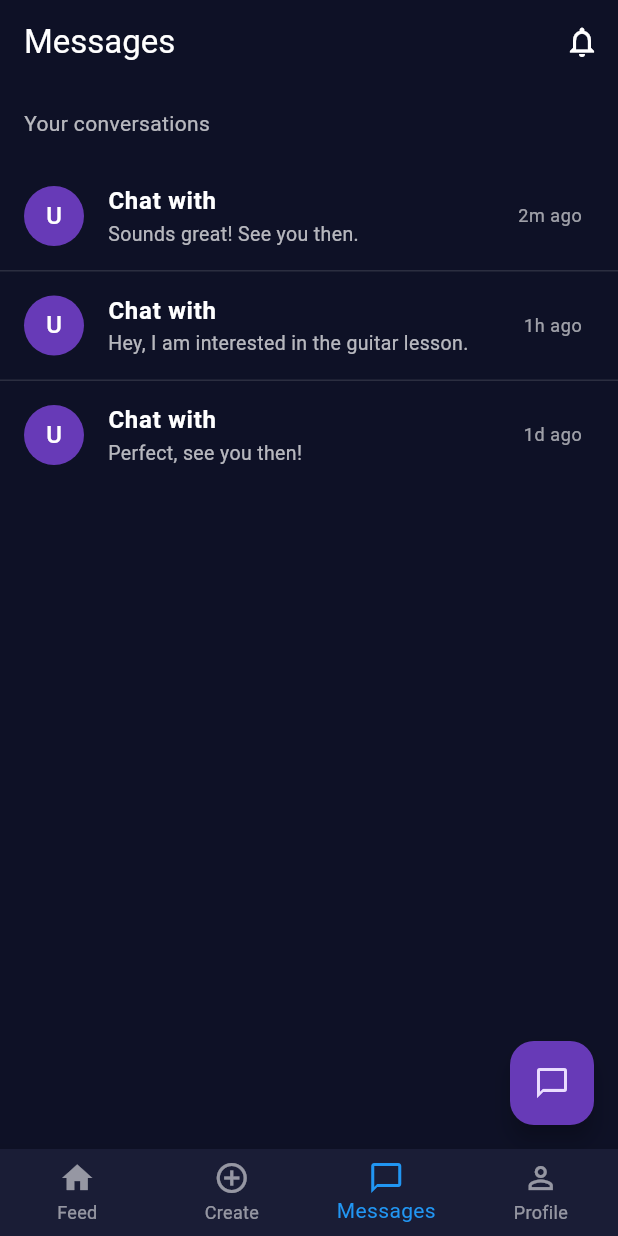
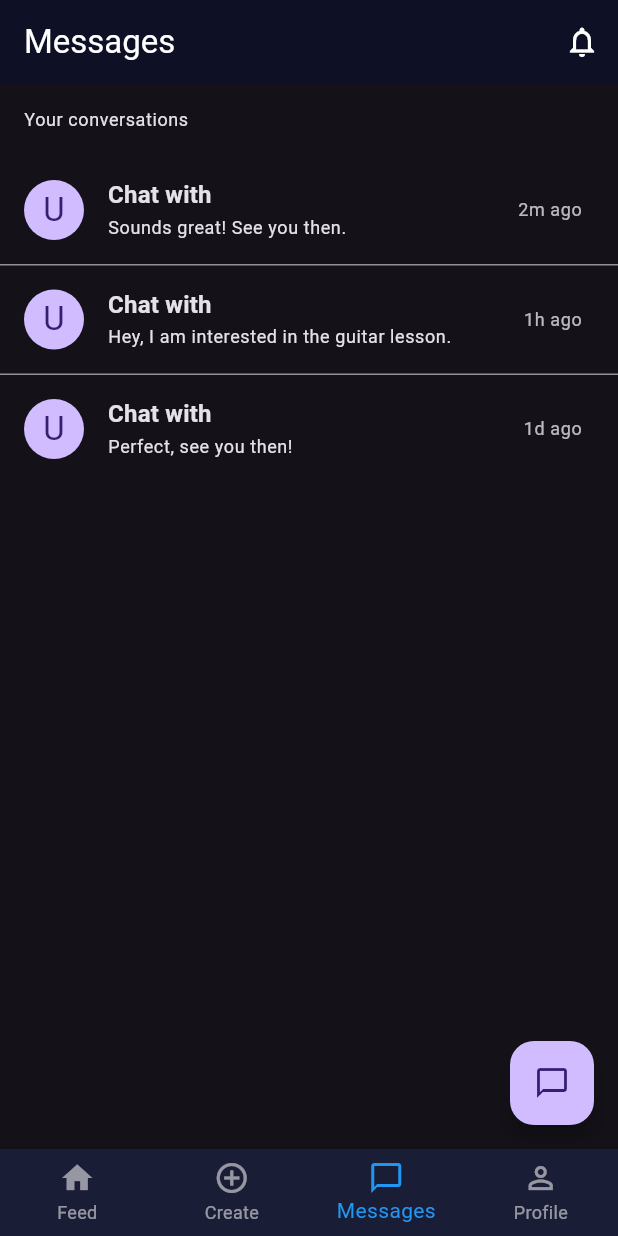
Before and after one commit to muhammedp07/gr07-skillswap-fall-2025, a Flutter app: the screen it shows once a user with an empty profile is signed in, item 3 of the bottom bar chosen, on a phone screen of 412 x 824 dp. Run offline on Flutter 3.47's test engine with Material 3 defaults, Android fonts, the phone set to English and light mode, and no system bars; our stand-ins replace cloud_firestore, firebase_auth, firebase_core, firebase_messaging, firebase_storage, flutter_local_notifications and 1 more; missing offline and left inert: zego_uikit_prebuilt_call; accounts and stored records are empty.

```diff
--- a/lib/models/chat_models.dart
+++ b/lib/models/chat_models.dart
@@ -79,6 +79,8 @@ class ChatMessage {
   final String? imageUrl;
   final DateTime createdAt;
   final List<String> readBy;
+  final String? attachmentUrl; // Add this
+  final String? attachmentType; // 'image', 'file', or null
 
   ChatMessage({
     required this.id,
@@ -88,6 +90,8 @@ class ChatMessage {
     this.imageUrl,
     required this.createdAt,
     required this.readBy,
+    this.attachmentUrl,
+    this.attachmentType,
   });
 
   factory ChatMessage.fromMap(String id, Map<String, dynamic> map) {
@@ -110,6 +114,8 @@ class ChatMessage {
       imageUrl: map['imageUrl'],
       createdAt: createdAt,
       readBy: List<String>.from(map['readBy'] ?? const []),
+      attachmentUrl: map['attachmentUrl'],
+      attachmentType: map['attachmentType'],
     );
   }
 
@@ -121,6 +127,8 @@ class ChatMessage {
       'imageUrl': imageUrl,
       'createdAt': Timestamp.fromDate(createdAt),
       'readBy': readBy,
+      'attachmentUrl': attachmentUrl,
+      'attachmentType': attachmentType,
     };
   }
 }
--- a/lib/screens/chat/chat_list_screen.dart
+++ b/lib/screens/chat/chat_list_screen.dart
@@ -28,16 +28,17 @@ class ChatListScreen extends StatelessWidget {
     final currentUserId = user?.uid ?? dummyCurrentUserId;
     final userService = UserService();
 
+    final theme = Theme.of(context);
     return Scaffold(
-      backgroundColor: const Color(0xFF0E1126),
+      backgroundColor: theme.scaffoldBackgroundColor,
       body: Column(
         crossAxisAlignment: CrossAxisAlignment.start,
         children: [
-          const Padding(
-            padding: EdgeInsets.fromLTRB(16, 16, 16, 8),
+          Padding(
+            padding: const EdgeInsets.fromLTRB(16, 16, 16, 8),
             child: Text(
               'Your conversations',
-              style: TextStyle(color: Colors.white70, fontSize: 14),
+              style: theme.textTheme.bodySmall,
             ),
           ),
           const SizedBox(height: 8),
@@ -52,7 +53,7 @@ class ChatListScreen extends StatelessWidget {
                       padding: const EdgeInsets.all(16),
                       child: Text(
                         'Error loading messages:\n${snapshot.error}',
-                        style: const TextStyle(color: Colors.redAccent),
+                        style: theme.textTheme.bodyMedium?.copyWith(color: theme.colorScheme.error),
                         textAlign: TextAlign.center,
                       ),
                     ),
@@ -70,10 +71,10 @@ class ChatListScreen extends StatelessWidget {
                     : dummyChats;
 
                 if (chats.isEmpty) {
-                  return const Center(
+                  return Center(
                     child: Text(
                       "No conversations yet.\nTap Message on a SkillSwap post to start one!",
-                      style: TextStyle(color: Colors.white70),
+                      style: theme.textTheme.bodyMedium,
                       textAlign: TextAlign.center,
                     ),
                   );
@@ -81,8 +82,7 @@ class ChatListScreen extends StatelessWidget {
 
                 return ListView.separated(
                   itemCount: chats.length,
-                  separatorBuilder: (_, __) =>
-                      const Divider(color: Colors.white12, height: 1),
+                  separatorBuilder: (_, __) => Divider(color: theme.dividerColor, height: 1),
                   itemBuilder: (context, index) {
                     final chat = chats[index];
 
@@ -166,14 +166,12 @@ class ChatListScreen extends StatelessWidget {
         ],
       ),
       floatingActionButton: FloatingActionButton(
-        backgroundColor: Colors.deepPurple,
-        child: const Icon(Icons.chat_bubble_outline),
+        backgroundColor: theme.colorScheme.primary,
+        child: Icon(Icons.chat_bubble_outline, color: theme.colorScheme.onPrimary),
         onPressed: () {
           ScaffoldMessenger.of(context).showSnackBar(
-            const SnackBar(
-              content: Text(
-                'Start a chat by tapping Message on a SkillSwap post.',
-              ),
+            SnackBar(
+              content: Text('Start a chat by tapping Message on a SkillSwap post.', style: theme.textTheme.bodyMedium),
             ),
           );
         },
@@ -193,26 +191,23 @@ class ChatListScreen extends StatelessWidget {
   }) {
     return ListTile(
       leading: CircleAvatar(
-        backgroundColor: Colors.deepPurple,
+        backgroundColor: Theme.of(context).colorScheme.primary,
         backgroundImage: profileImageUrl != null && profileImageUrl.isNotEmpty
             ? NetworkImage(profileImageUrl)
             : null,
         child: (profileImageUrl == null || profileImageUrl.isEmpty)
-            ? Text(avatarLetter, style: const TextStyle(color: Colors.white))
+            ? Text(avatarLetter, style: Theme.of(context).textTheme.titleLarge?.copyWith(color: Theme.of(context).colorScheme.onPrimary))
             : null,
       ),
       title: Text(
         'Chat with $displayName',
-        style: const TextStyle(
-          color: Colors.white,
-          fontWeight: FontWeight.w600,
-        ),
+        style: Theme.of(context).textTheme.titleMedium?.copyWith(fontWeight: FontWeight.w600),
       ),
       subtitle: Text(
         chat.lastMessage.isEmpty ? 'No messages yet' : chat.lastMessage,
         maxLines: 1,
         overflow: TextOverflow.ellipsis,
-        style: const TextStyle(color: Colors.white70, fontSize: 13),
+        style: Theme.of(context).textTheme.bodySmall,
       ),
       trailing: Column(
         mainAxisAlignment: MainAxisAlignment.center,
@@ -221,15 +216,15 @@ class ChatListScreen extends StatelessWidget {
             _formatTime(chat.lastMessageAt),
             style: Theme.of(
               context,
-            ).textTheme.bodySmall?.copyWith(color: Colors.white60),
+            ).textTheme.bodySmall?.copyWith(color: Theme.of(context).textTheme.bodySmall?.color?.withOpacity(0.8)),
           ),
           if (hasUnread) ...[
             const SizedBox(height: 4),
             Container(
               width: 8,
               height: 8,
-              decoration: const BoxDecoration(
-                color: Colors.blueAccent,
+              decoration: BoxDecoration(
+                color: Theme.of(context).colorScheme.primary,
                 shape: BoxShape.circle,
               ),
             ),
```
Also changed, not shown: lib/services/chat_service.dart (+11 -3 lines).
